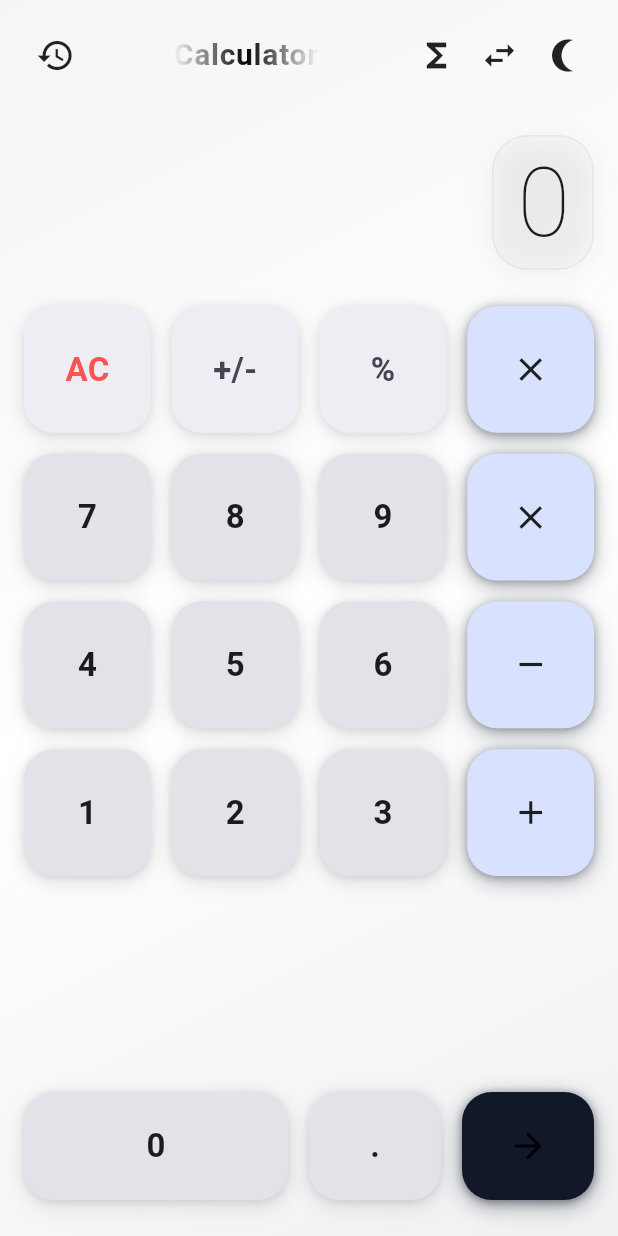
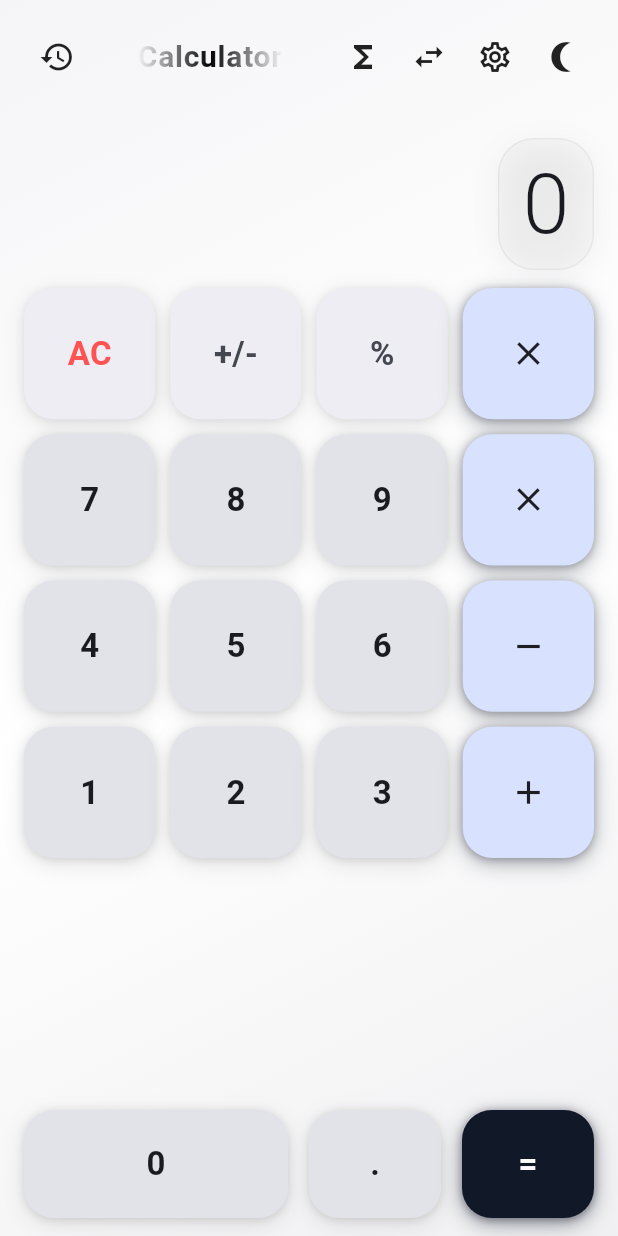
Before and after one commit to sholahddn25-prog/calculator_2026, a Flutter app: the screen it shows after launch, on a phone screen of 412 x 824 dp. Run offline on Flutter 3.47's test engine with Material 3 defaults, Android fonts, the phone set to English and light mode, and no system bars.

Commit message:
first commit

```diff
--- a/lib/app/calculator/screens/calculator_screen.dart
+++ b/lib/app/calculator/screens/calculator_screen.dart
@@ -13,6 +13,7 @@ import '../widgets/calc_key_button.dart';
 import '../widgets/history_sheet.dart';
 import '../widgets/converter_sheet.dart';
 import '../widgets/scientific_panel.dart';
+import '../widgets/settings_sheet.dart';
 
 class CalculatorScreen extends StatefulWidget {
   const CalculatorScreen({super.key});
@@ -36,6 +37,7 @@ class _CalculatorScreenState extends State<CalculatorScreen>
   bool showHistory = false;
   bool showScientific = false;
   bool showConverter = false;
+  bool showSettings = false;
   ScientificOperator? pendingScientificOp;
 
   final List<HistoryItem> historyLog = [];
@@ -159,6 +161,11 @@ class _CalculatorScreenState extends State<CalculatorScreen>
                                           setState(() => showConverter = true),
                                     ),
                                     _buildHeaderButton(
+                                      icon: Icons.settings_outlined,
+                                      onPressed: () =>
+                                          setState(() => showSettings = true),
+                                    ),
+                                    _buildHeaderButton(
                                       icon: isDarkMode
                                           ? Icons.wb_sunny_outlined
                                           : Icons.nightlight_round_outlined,
@@ -177,7 +184,7 @@ class _CalculatorScreenState extends State<CalculatorScreen>
                       // Content area
                       Expanded(
                         child: Padding(
-                          padding: const EdgeInsets.fromLTRB(16, 0, 16, 24),
+                          padding: const EdgeInsets.fromLTRB(16, 0, 16, 12),
                           child: Column(
                             mainAxisAlignment: MainAxisAlignment.end,
                             crossAxisAlignment: CrossAxisAlignment.end,
@@ -283,20 +290,24 @@ class _CalculatorScreenState extends State<CalculatorScreen>
                                       ),
                                     ],
                                   ),
+                                  child: FittedBox(
+                                    fit: BoxFit.scaleDown,
+                                    alignment: Alignment.centerRight,
                                     child: Text(
                                       _engine.displayFormat(display),
                                       textAlign: TextAlign.right,
                                       style: TextStyle(
-                                      fontSize: 64,
-                                      fontWeight: FontWeight.w200,
+                                        fontSize: 56,
+                                        fontWeight: FontWeight.w300,
                                         letterSpacing: -1,
-                                      height: 1,
+                                        height: 1.1,
                                         color: theme.colorScheme.onSurface,
                                       ),
                                     ),
                                   ),
                                 ),
-                              const SizedBox(height: 24),
+                              ),
+                              const SizedBox(height: 12),
 
                               // Keypad area
                               Flexible(
@@ -307,7 +318,7 @@ class _CalculatorScreenState extends State<CalculatorScreen>
                                       )
                                     : Column(
                                         children: [
-                                          // 4x4 keypad using GridView
+                                          // Keypad 4x4 (dibuat lebih rapi via mapping index)
                                           Expanded(
                                             child: GridView.builder(
                                               shrinkWrap: true,
@@ -316,15 +327,14 @@ class _CalculatorScreenState extends State<CalculatorScreen>
                                               gridDelegate:
                                                   const SliverGridDelegateWithFixedCrossAxisCount(
                                                     crossAxisCount: 4,
-                                                    mainAxisSpacing: 14,
-                                                    crossAxisSpacing: 14,
+                                                    mainAxisSpacing: 10,
+                                                    crossAxisSpacing: 10,
                                                     childAspectRatio: 1.0,
                                                   ),
                                               itemCount: 16,
                                               itemBuilder: (context, index) {
-                                                switch (index) {
-                                                  case 0:
-                                                    return CalcKeyButton(
+                                                final keyMap = <int, Widget>{
+                                                  0: CalcKeyButton(
                                                     variant:
                                                         CalcKeyButtonVariant
                                                             .utility,
@@ -332,25 +342,22 @@ class _CalculatorScreenState extends State<CalculatorScreen>
                                                     labelColor:
                                                         Colors.redAccent,
                                                     onTap: _handleClear,
-                                                    );
-                                                  case 1:
-                                                    return CalcKeyButton(
+                                                  ),
+                                                  1: CalcKeyButton(
                                                     variant:
                                                         CalcKeyButtonVariant
                                                             .utility,
                                                     label: '+/-',
                                                     onTap: _handleToggleSign,
-                                                    );
-                                                  case 2:
-                                                    return CalcKeyButton(
+                                                  ),
+                                                  2: CalcKeyButton(
                                                     variant:
                                                         CalcKeyButtonVariant
                                                             .utility,
                                                     label: '%',
                                                     onTap: _handlePercent,
-                                                    );
-                                                  case 3:
-                                                    return CalcKeyButton(
+                                                  ),
+                                                  3: CalcKeyButton(
                                                     variant:
                                                         CalcKeyButtonVariant
                                                             .operator,
@@ -362,37 +369,32 @@ class _CalculatorScreenState extends State<CalculatorScreen>
                                                         _handleOperator(
                                                           Operator.divide,
                                                         ),
-                                                    );
-
-                                                  case 4:
-                                                    return CalcKeyButton(
+                                                  ),
+                                                  4: CalcKeyButton(
                                                     label: '7',
                                                     variant:
                                                         CalcKeyButtonVariant
                                                             .number,
                                                     onTap: () =>
                                                         _handleDigit('7'),
-                                                    );
-                                                  case 5:
-                                                    return CalcKeyButton(
+                                                  ),
+                                                  5: CalcKeyButton(
                                                     label: '8',
                                                     variant:
                                                         CalcKeyButtonVariant
                                                             .number,
                                                     onTap: () =>
                                                         _handleDigit('8'),
-                                                    );
-                                                  case 6:
-                                                    return CalcKeyButton(
+                                                  ),
+                                                  6: CalcKeyButton(
                                                     label: '9',
                                                     variant:
                                                         CalcKeyButtonVariant
                                                             .number,
                                                     onTap: () =>
                                                         _handleDigit('9'),
-                                                    );
-                                                  case 7:
-                                                    return CalcKeyButton(
+                                                  ),
+                                                  7: CalcKeyButton(
                                                     variant:
                                                         CalcKeyButtonVariant
                                                             .operator,
@@ -404,37 +406,32 @@ class _CalculatorScreenState extends State<CalculatorScreen>
                                                         _handleOperator(
                                                           Operator.multiply,
                                                         ),
-                                                    );
-
-                                                  case 8:
-                                                    return CalcKeyButton(
+                                                  ),
+                                                  8: CalcKeyButton(
                                                     label: '4',
                                                     variant:
                                                         CalcKeyButtonVariant
                                                             .number,
                                                     onTap: () =>
                                                         _handleDigit('4'),
-                                                    );
-                                                  case 9:
-                                                    return CalcKeyButton(
+                                                  ),
+                                                  9: CalcKeyButton(
                                                     label: '5',
                                                     variant:
                                                         CalcKeyButtonVariant
                                                             .number,
                                                     onTap: () =>
                                                         _handleDigit('5'),
-                                                    );
-                                                  case 10:
-                                                    return CalcKeyButton(
+                                                  ),
+                                                  10: CalcKeyButton(
                                                     label: '6',
                                                     variant:
                                                         CalcKeyButtonVariant
                                                             .number,
                                                     onTap: () =>
                                                         _handleDigit('6'),
-                                                    );
-                                                  case 11:
-                                                    return CalcKeyButton(
+                                                  ),
+                                                  11: CalcKeyButton(
                                                     variant:
                                                         CalcKeyButtonVariant
                                                             .operator,
@@ -446,37 +443,32 @@ class _CalculatorScreenState extends State<CalculatorScreen>
                                                         _handleOperator(
                                                           Operator.subtract,
                                                         ),
-                                                    );
-
-                                                  case 12:
-                                                    return CalcKeyButton(
+                                                  ),
+                                                  12: CalcKeyButton(
                                                     label: '1',
                                                     variant:
                                                         CalcKeyButtonVariant
                                                             .number,
                                                     onTap: () =>
                                                         _handleDigit('1'),
-                                                    );
-                                                  case 13:
-                                                    return CalcKeyButton(
+                                                  ),
+                                                  13: CalcKeyButton(
                                                     label: '2',
                                                     variant:
                                                         CalcKeyButtonVariant
                                                             .number,
                                                     onTap: () =>
                                                         _handleDigit('2'),
-                                                    );
-                                                  case 14:
-                                                    return CalcKeyButton(
+                                                  ),
+                                                  14: CalcKeyButton(
                                                     label: '3',
                                                     variant:
                                                         CalcKeyButtonVariant
                                                             .number,
                                                     onTap: () =>
                                                         _handleDigit('3'),
-                                                    );
-                                                  case 15:
-                                                    return CalcKeyButton(
+                                                  ),
+                                                  15: CalcKeyButton(
                                                     variant:
                                                         CalcKeyButtonVariant
                                                             .operator,
@@ -488,14 +480,16 @@ class _CalculatorScreenState extends State<CalculatorScreen>
                                                         _handleOperator(
                                                           Operator.add,
                                                         ),
-                                                    );
-                                                }
-                                                return null;
+                                                  ),
+                                                };
+
+                                                return keyMap[index] ??
+                                                    const SizedBox.shrink();
                                               },
                                             ),
                                           ),
 
-                                          const SizedBox(height: 14),
+                                          const SizedBox(height: 10),
 
                                           // Bottom row: 0, '.', '='
                                           Row(
@@ -524,10 +518,7 @@ class _CalculatorScreenState extends State<CalculatorScreen>
                                                 child: CalcKeyButton(
                                                   variant: CalcKeyButtonVariant
                                                       .primary,
-                                                  icon: const Icon(
-                                                    Icons.arrow_forward_rounded,
-                                                    size: 28,
-                                                  ),
+                                                  label: '=',
                                                   onTap: _handleEqual,
                                                 ),
                                               ),
@@ -558,6 +549,11 @@ class _CalculatorScreenState extends State<CalculatorScreen>
               ConverterSheet(
                 onClose: () => setState(() => showConverter = false),
               ),
+
+            if (showSettings)
+              SettingsSheet(
+                onClose: () => setState(() => showSettings = false),
+              ),
           ],
         ),
       ),
@@ -578,9 +574,9 @@ class _CalculatorScreenState extends State<CalculatorScreen>
         customBorder: RoundedRectangleBorder(
           borderRadius: BorderRadius.circular(12),
         ),
-        child: Padding(
-          padding: const EdgeInsets.all(8),
-          child: Icon(icon, size: 26),
+        child: Container(
+          padding: const EdgeInsets.all(10),
+          child: Icon(icon, size: 24),
         ),
       ),
     );
@@ -650,6 +646,36 @@ class _CalculatorScreenState extends State<CalculatorScreen>
     final inputValue = _engine.parseDisplay(display);
 
     setState(() {
+      // Handle pending scientific operation (like xʸ)
+      if (pendingScientificOp == ScientificOperator.power &&
+          prevValue != null) {
+        final result = _scientificEngine.power(prevValue!, inputValue);
+        final calcString = '$prevValue xʸ $inputValue';
+
+        display = result.toString();
+        history = calcString;
+
+        final now = DateTime.now();
+        final newItem = HistoryItem(
+          id: now.microsecondsSinceEpoch.toString(),
+          calculation: calcString,
+          result: formatDisplayFromNum(result),
+          timestamp: now,
+        );
+
+        historyLog.insert(0, newItem);
+        if (historyLog.length > 50) {
+          historyLog.removeRange(50, historyLog.length);
+        }
+
+        prevValue = null;
+        operator = null;
+        pendingScientificOp = null;
+        waitingForOperand = true;
+        return;
+      }
+
+      // Handle regular operation
       if (operator != null && prevValue != null) {
         final result = _engine.calculate(prevValue!, inputValue, operator!);
         final calcString = '$prevValue ${operator!.symbol} $inputValue';
@@ -759,6 +785,8 @@ class _CalculatorScreenState extends State<CalculatorScreen>
         break;
       case ScientificOperator.power:
         // For power operation, we'll wait for second operand
+        prevValue = inputValue;
+        pendingScientificOp = op;
         history = '$inputValue xʸ ';
         waitingForOperand = true;
         setState(() => display = '0');
--- a/lib/app/calculator/widgets/calc_key_button.dart
+++ b/lib/app/calculator/widgets/calc_key_button.dart
@@ -101,7 +101,7 @@ class _CalcKeyButtonState extends State<CalcKeyButton>
           widget.label!,
           style: TextStyle(
             fontSize: 22,
-            fontWeight: FontWeight.w600,
+            fontWeight: FontWeight.w700,
             color: widget.labelColor ?? foreground,
           ),
         );
```
Also changed, not shown: lib/app/calculator/widgets/settings_sheet.dart (added, +213 -0 lines). Lines whose indentation alone changed are shown as unchanged.
